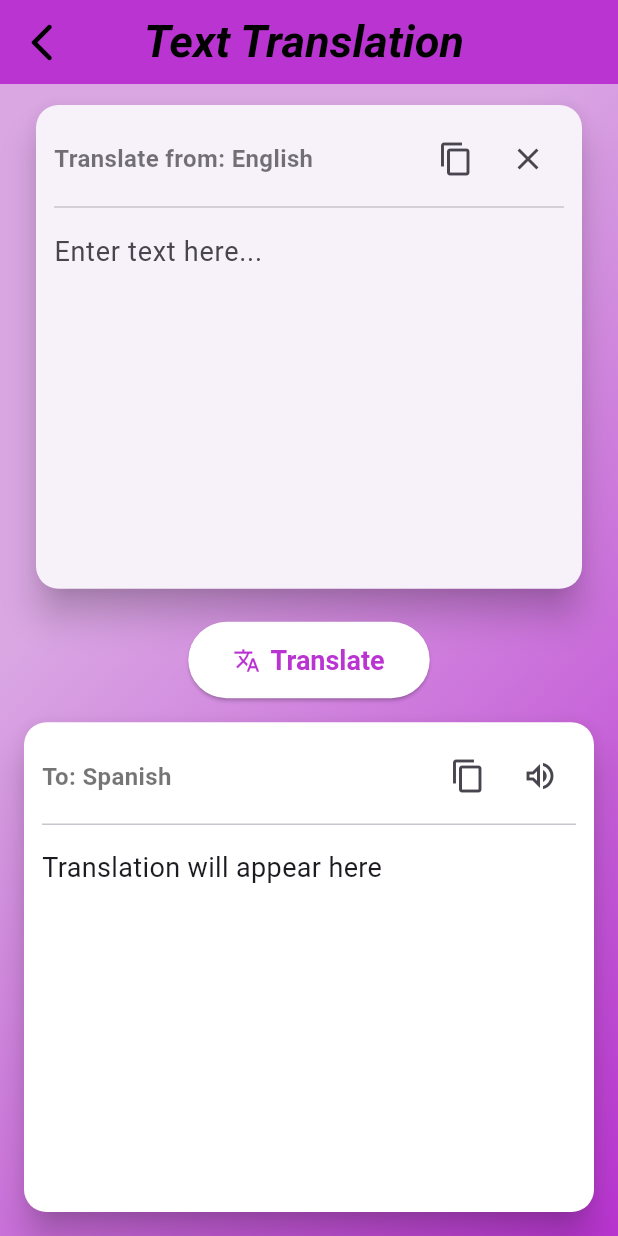
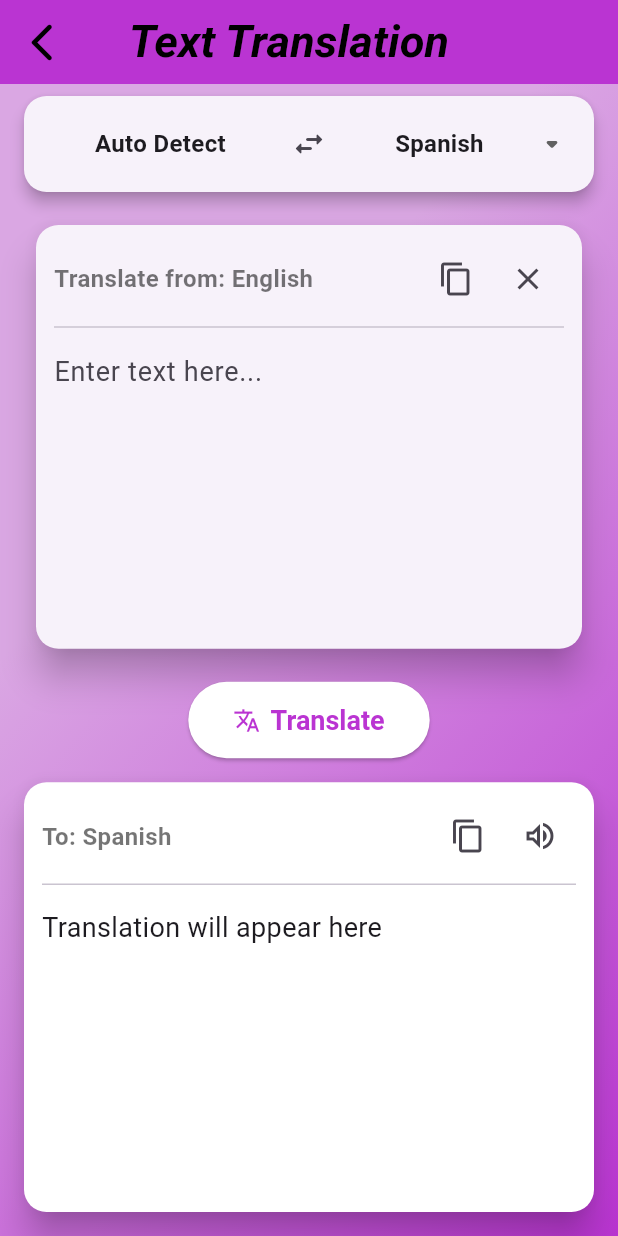
Before and after one commit to Angadthakur/Polyglot, a Flutter app: the TextTranslation screen opened directly, after a tap on "Translate", on a phone screen of 412 x 824 dp. Run offline on Flutter 3.47's test engine with Material 3 defaults, Android fonts, the phone set to English and light mode, and no system bars; our stand-ins replace flutter_tts, image_picker; missing offline and left inert: translator.

Commit message:
logic of translation added and upgraded the UI

```diff
--- a/lib/features/Text_translation/screen/text_translation.dart
+++ b/lib/features/Text_translation/screen/text_translation.dart
@@ -1,8 +1,12 @@
 import 'package:flutter/material.dart';
+import 'package:flutter_tts/flutter_tts.dart';
 import 'package:translator_app_polyglot/core/api/translation_service.dart';
+import 'package:translator_app_polyglot/core/utils/constants.dart';
 import 'package:translator_app_polyglot/features/Text_translation/widgets/input_text_field.dart';
 import 'package:translator_app_polyglot/features/Text_translation/widgets/translated_text_field.dart';
 import 'package:translator_app_polyglot/features/presentation/screens/homescreen.dart';
+import 'package:translator_app_polyglot/core/widgets/language_selector.dart';
+
 
 class TextTranslation extends StatefulWidget {
   const TextTranslation({super.key});
@@ -17,89 +21,148 @@ class _TextTranslationState extends State<TextTranslation> {
 
   final TextEditingController _textController = TextEditingController();
 
+  final FlutterTts _flutterTts = FlutterTts();
+
+  String _sourceLanguage = 'Auto Detect';
+  String _targetLanguageCode = 'es';
+  String _targetLanguageName = 'Spanish';
   String _translatedText = "Translation will appear here";
 
   bool _isLoading = false;
 
   @override
-  void dispose(){
+  void dispose() {
     //Clean up the controller when the screen is closed
     _textController.dispose();
     super.dispose();
   }
 
   //TRANSLATION LOGIC
-  Future <void> _onTranslatePressed() async{
-    if(_textController.text.trim().isEmpty){
+  Future<void> _onTranslatePressed() async {
+    if (_textController.text.trim().isEmpty) {
       return;
     }
 
-    FocusScope.of(context).unfocus(); //To hide the keyboard
+    FocusScope.of(context).unfocus(); //to hide the keyboard
 
     setState(() {
-      _isLoading = true; // to show the loading indicator
+      _isLoading = true; //to show the loading indicator
     });
 
-    try{
+    try {
       final result = await _translationService.translate(
         _textController.text,
-        "es",
+        _targetLanguageCode,
+
       );
       setState(() {
-        _translatedText = result;
+        _translatedText = result.text;
+        _sourceLanguage = result.sourceLanguage.name;
       });
-
-    }catch(e){
+    } catch (e) {
       setState(() {
-        _translatedText ="Error: Could not translate.";
+        _translatedText = "Error: Could not translate.";
       });
       print(e);
-    }finally{
+    } finally {
       setState(() {
-        _isLoading = false; // to hide the loading indicator , regardless of success or error
+        _isLoading =
+            false; //to hide the loading indicator , regardless of success or error
       });
     }
   }
 
-  //Text-to-speech Logic
-  void _onListenPressed(){
-    //TODO
-    print("Listen button tapped. Text: $_translatedText");
+  void _onTargetLanguageChanged(String newCode){
+    setState(() {
+      _targetLanguageCode = newCode;
+      _targetLanguageName = supportedLanguages.firstWhere((lang)=> lang.code == newCode).name;
+    });
   }
 
+  void _onSwapLanguages(){
+    if(_sourceLanguage == "Auto Detect" || _textController.text.trim().isEmpty){
+     ScaffoldMessenger.of(context).showSnackBar(
+        const SnackBar(content: Text('Translate something first to enable swap!')),
+      );
+      return;
+    }
+    try{
+      final sourceLangCode = supportedLanguages.firstWhere((lang) => lang.name == _sourceLanguage).code;
+      setState(() {
+
+  final tempSourceLangName = _sourceLanguage;
+  final tempTargetLangCode = _targetLanguageCode;
+  final tempTargetLangName = _targetLanguageName;
+  final tempInputText = _textController.text;
+  final tempTranslatedText = _translatedText;
 
 
+  _sourceLanguage = tempTargetLangName;
 
 
+  _targetLanguageCode = sourceLangCode;
+  _targetLanguageName = tempSourceLangName;
 
 
+  _textController.text = tempTranslatedText;
+  _translatedText = tempInputText;
+});
+    }catch(e){
+      ScaffoldMessenger.of(context).showSnackBar(
+        const SnackBar(content: Text('Cannot swap: Language not supported for selection.')),
+      );
+      print("Could not find the source language in the supported list: $e");
+          }
+  }
+
+  //Text-to-speech Logic
+   Future<void> _onListenPressed() async {
+
+    if (_translatedText.isEmpty || _translatedText == "Translation will appear here..." || _translatedText.startsWith("Error:")) {
+      print("Nothing to speak.");
+      return;
+    }
+
+    try {
+
+      await _flutterTts.setLanguage(_targetLanguageCode);
+
+      await _flutterTts.setSpeechRate(0.5);
+
+      await _flutterTts.speak(_translatedText);
+    } catch (e) {
+      print("Error with TTS: $e");
+      ScaffoldMessenger.of(context).showSnackBar(
+        const SnackBar(content: Text('Text-to-speech is not available for this language.')),
+      );
+    }
+  }
 
   @override
   Widget build(BuildContext context) {
     return Scaffold(
       //extendBodyBehindAppBar: true,
-
-
       appBar: AppBar(
-         backgroundColor: const Color.fromARGB(255, 186, 52, 210), // Match your theme
+        backgroundColor: const Color.fromARGB(
+          255,
+          186,
+          52,
+          210,
+        ),
         elevation: 0,
-        leading:IconButton(
-          onPressed: (){
+        leading: IconButton(
+          onPressed: () {
             Navigator.of(context).pop();
 
-
-
             print("Back to Home Screen");
-
           },
-        icon:const Icon(
+          icon: const Icon(
             Icons.arrow_back_ios_new_rounded,
             color: Colors.black,
             size: 30,
-
-        )
           ),
-        titleSpacing:40,
+        ),
+        titleSpacing: 30,
 
         title: const Text(
           "Text Translation",
@@ -107,7 +170,7 @@ class _TextTranslationState extends State<TextTranslation> {
             color: Colors.black,
             fontWeight: FontWeight.bold,
             fontSize: 30,
-                  fontStyle: FontStyle.italic
+            fontStyle: FontStyle.italic,
           ),
         ),
       ),
@@ -123,39 +186,68 @@ class _TextTranslationState extends State<TextTranslation> {
             ],
           ),
         ),
-        child: SafeArea(
+        child: SingleChildScrollView(
+          child: SizedBox(
+            height: MediaQuery.of(context).size.height - kToolbarHeight - MediaQuery.of(context).padding.top,
             child: Column(
-            children:[
-              Expanded(
-                child:InputTextField(controller: _textController),
+              mainAxisAlignment: MainAxisAlignment.spaceEvenly,
+              children: [
+                LanguageSelector(
+                  sourceLanguage: _sourceLanguage,
+                  targetLanguageCode: _targetLanguageCode,
+                  onTargetLanguageChanged: _onTargetLanguageChanged,
+                  onSwapLanguages: _onSwapLanguages
                 ),
 
+                Expanded(
+                  flex: 2,
+                  child: InputTextField(
+                  controller: _textController,
+                  sourceLanguage: _sourceLanguage)),
+
                 Padding(
+
                   padding: const EdgeInsets.symmetric(vertical: 8.0),
                   child: _isLoading
-                  ? const CircularProgressIndicator(color: Colors.white,)
-                  : ElevatedButton.icon(onPressed: _onTranslatePressed,
+                      ? const CircularProgressIndicator(color: Colors.white)
+                      : ElevatedButton.icon(
+                          onPressed: _onTranslatePressed,
                           icon: const Icon(Icons.translate),
                           label: const Text("Translate"),
                           style: ElevatedButton.styleFrom(
                             backgroundColor: Colors.white,
-                    foregroundColor: const Color.fromARGB(255, 186, 52, 210),
-                    padding: const EdgeInsets.symmetric(horizontal: 30, vertical: 15),
-                    textStyle: const TextStyle(fontSize: 18, fontWeight: FontWeight.bold),
+                            foregroundColor: const Color.fromARGB(
+                              255,
+                              186,
+                              52,
+                              210,
+                            ),
+                            padding: const EdgeInsets.symmetric(
+                              horizontal: 30,
+                              vertical: 15,
+                            ),
+                            textStyle: const TextStyle(
+                              fontSize: 18,
+                              fontWeight: FontWeight.bold,
+                            ),
                           ),
                         ),
                 ),
 
                 Expanded(
+                  flex: 2,
                   child: TranslatedTextField(
                     translatedText: _translatedText,
-                   targetLanguage: "Spanish",
-                   onListenPressed: _onListenPressed,
-                  )
-                )
+                    targetLanguage: _targetLanguageName,
+                    onListenPressed: (){
 
+                    },
+                  ),
+                ),
               ],
-          )),
+            ),
+          ),
+        ),
       ),
     );
   }
```
Lines whose indentation alone changed are shown as unchanged.
